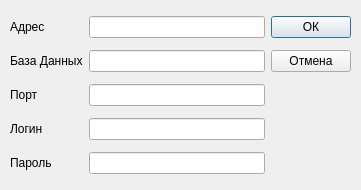
First picture: the form in lab_2/dialog.ui, repository EgorBud/db, before the edit.
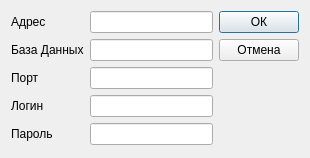
Second picture: the form after the edit.

```diff
--- a/lab_2/dialog.ui
+++ b/lab_2/dialog.ui
@@ -9,22 +9,21 @@
    <rect>
     <x>0</x>
     <y>0</y>
-    <width>361</width>
-    <height>190</height>
+    <width>310</width>
+    <height>158</height>
    </rect>
   </property>
+  <property name="sizePolicy">
+   <sizepolicy hsizetype="Preferred" vsizetype="Preferred">
+    <horstretch>0</horstretch>
+    <verstretch>0</verstretch>
+   </sizepolicy>
+  </property>
   <property name="windowTitle">
    <string>Dialog</string>
   </property>
-  <widget class="QWidget" name="gridLayoutWidget">
-   <property name="geometry">
-    <rect>
-     <x>10</x>
-     <y>10</y>
-     <width>341</width>
-     <height>171</height>
-    </rect>
-   </property>
+  <layout class="QHBoxLayout" name="horizontalLayout">
+   <item>
    <layout class="QGridLayout" name="gridLayout">
     <item row="3" column="0">
      <widget class="QLabel" name="label_3">
@@ -95,7 +94,8 @@
      </widget>
     </item>
    </layout>
-  </widget>
+   </item>
+  </layout>
  </widget>
  <resources/>
  <connections/>
```
Lines whose indentation alone changed are shown as unchanged.
